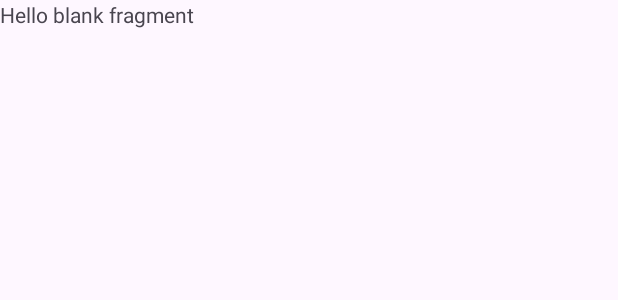
After one commit to cevdetkilickeser/eMerchant, an Android app: the layout fragment_home.xml on its own in the app's theme, with its tools: preview values and no code run, on a phone screen of 412 x 824 dp. The commit adds this screen. Shown: the top 300 px of the screen. Run offline under Robolectric (Android 15) with nearby library versions, the light colour scheme and no system bars.

Commit message:
Hilt implemented to HomeFragment

```diff
--- a/app/src/main/AndroidManifest.xml
+++ b/app/src/main/AndroidManifest.xml
@@ -2,7 +2,10 @@
 <manifest xmlns:android="http://schemas.android.com/apk/res/android"
     xmlns:tools="http://schemas.android.com/tools">
 
+    <uses-permission android:name="android.permission.INTERNET" />
+
     <application
+        android:name=".di.HiltApplication"
         android:allowBackup="true"
         android:dataExtractionRules="@xml/data_extraction_rules"
         android:fullBackupContent="@xml/backup_rules"
--- a/app/src/main/java/com/cevdetkilickeser/emerchant/di/HiltApplication.kt
+++ b/app/src/main/java/com/cevdetkilickeser/emerchant/di/HiltApplication.kt
@@ -1,5 +1,7 @@
 package com.cevdetkilickeser.emerchant.di
 
+import android.app.Application
+import dagger.hilt.android.HiltAndroidApp
 
-class HiltApplication {
-}
+@HiltAndroidApp
+class HiltApplication : Application()
--- a/app/src/main/java/com/cevdetkilickeser/emerchant/ui/viewmodel/HomeViewModel.kt
+++ b/app/src/main/java/com/cevdetkilickeser/emerchant/ui/viewmodel/HomeViewModel.kt
@@ -1,13 +1,17 @@
 package com.cevdetkilickeser.emerchant.ui.viewmodel
 
 import androidx.lifecycle.MutableLiveData
+import androidx.lifecycle.ViewModel
 import com.cevdetkilickeser.emerchant.data.entity.product.Product
 import com.cevdetkilickeser.emerchant.data.repo.ServiceRepository
+import dagger.hilt.android.lifecycle.HiltViewModel
 import kotlinx.coroutines.CoroutineScope
 import kotlinx.coroutines.Dispatchers
 import kotlinx.coroutines.launch
+import javax.inject.Inject
 
-class HomeViewModel(val repository: ServiceRepository) {
+@HiltViewModel
+class HomeViewModel @Inject constructor(private val repository: ServiceRepository) : ViewModel() {
 
     val productList = MutableLiveData<List<Product>>()
 
--- /dev/null
+++ b/app/src/main/res/layout/fragment_home.xml
@@ -0,0 +1,14 @@
+<?xml version="1.0" encoding="utf-8"?>
+<FrameLayout xmlns:android="http://schemas.android.com/apk/res/android"
+    xmlns:tools="http://schemas.android.com/tools"
+    android:layout_width="match_parent"
+    android:layout_height="match_parent"
+    tools:context=".ui.fragment.HomeFragment">
+
+    <!-- TODO: Update blank fragment layout -->
+    <TextView
+        android:layout_width="match_parent"
+        android:layout_height="match_parent"
+        android:text="@string/hello_blank_fragment" />
+
+</FrameLayout>
--- a/app/src/main/res/values/strings.xml
+++ b/app/src/main/res/values/strings.xml
@@ -1,3 +1,5 @@
 <resources>
     <string name="app_name">eMerchant</string>
+    <!-- TODO: Remove or change this placeholder text -->
+    <string name="hello_blank_fragment">Hello blank fragment</string>
 </resources>
```
Also changed, not shown: app/src/main/java/com/cevdetkilickeser/emerchant/ui/fragment/HomeFragment.kt (added, +38 -0 lines).
